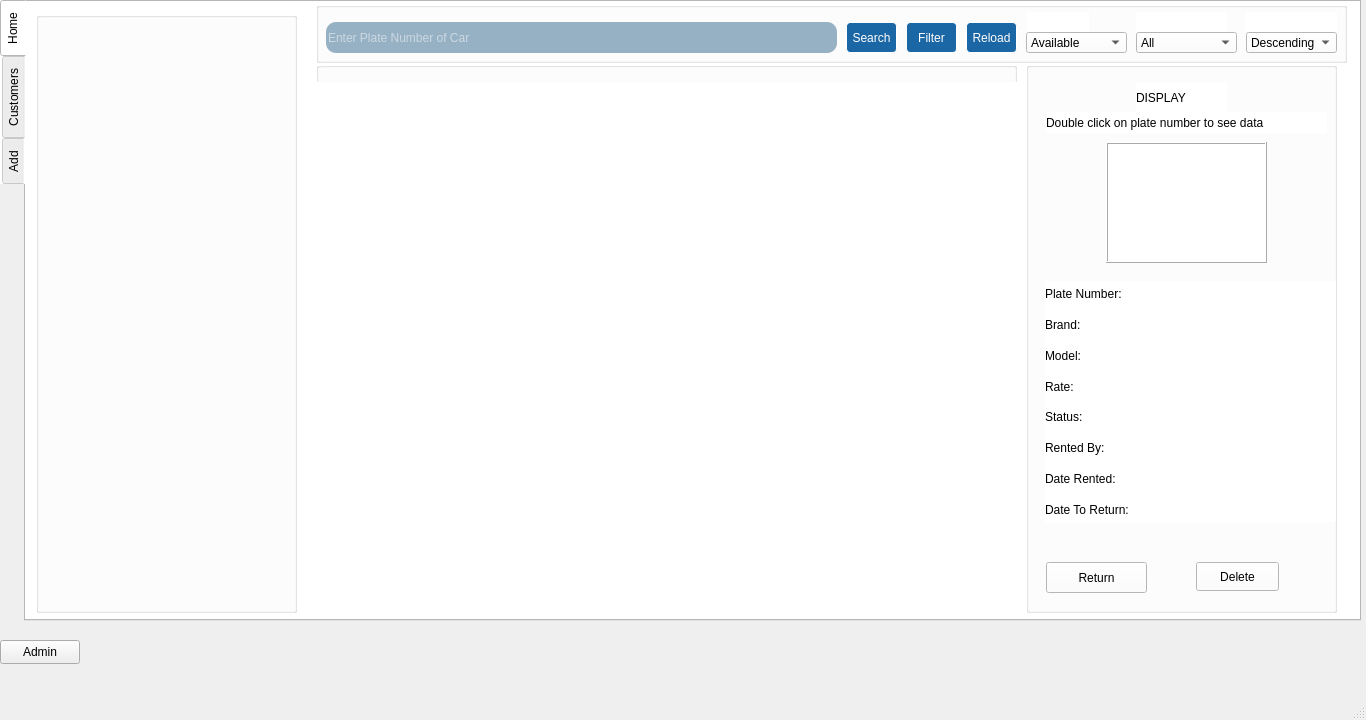
Above: CarRent/mainscreen.ui from Mani-SSH/Car_Rental before the change. Below: the same form after it.
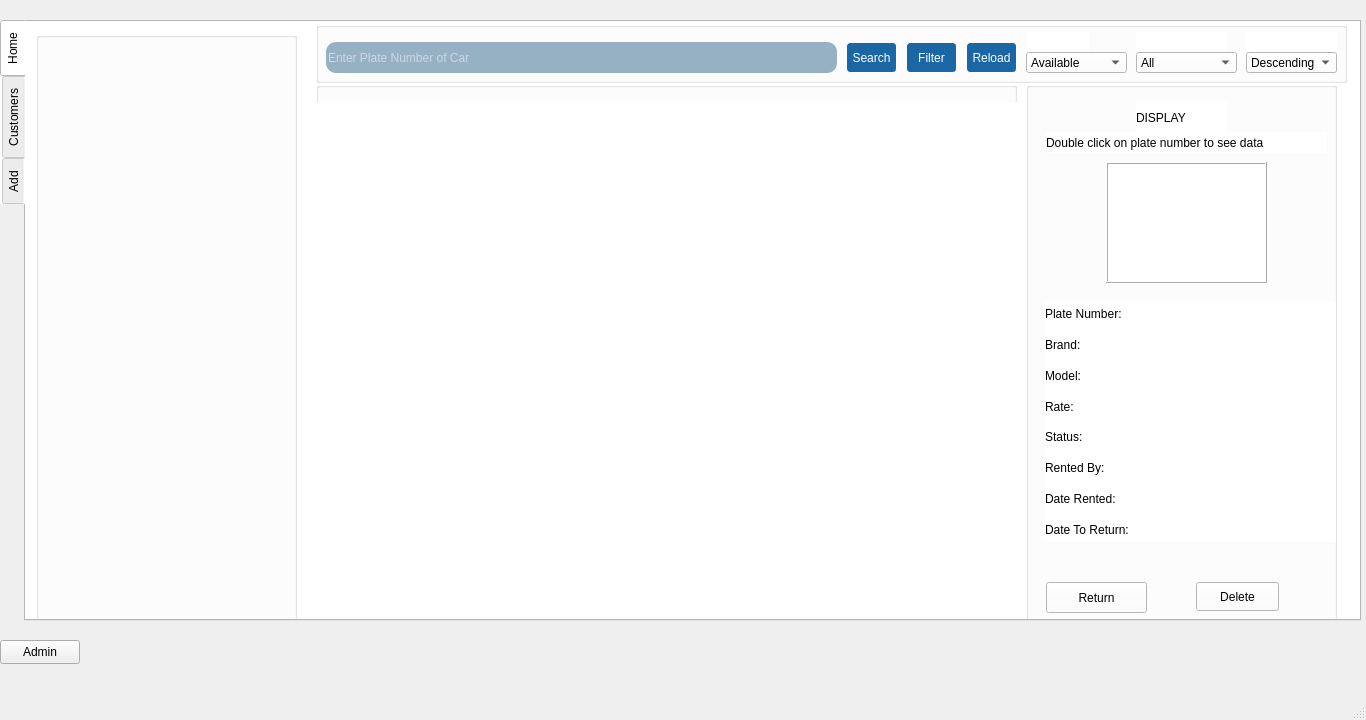
That is the form after the change.

The edit to the form file:
```diff
--- a/CarRent/mainscreen.ui
+++ b/CarRent/mainscreen.ui
@@ -32,9 +32,9 @@
     <property name="geometry">
      <rect>
       <x>0</x>
-      <y>0</y>
+      <y>20</y>
       <width>1361</width>
-      <height>621</height>
+      <height>601</height>
      </rect>
     </property>
     <property name="sizePolicy">
@@ -1554,6 +1554,22 @@
      <string>Admin</string>
     </property>
    </widget>
+   <widget class="QLabel" name="label_welcomeUser">
+    <property name="geometry">
+     <rect>
+      <x>790</x>
+      <y>0</y>
+      <width>511</width>
+      <height>21</height>
+     </rect>
+    </property>
+    <property name="styleSheet">
+     <string notr="true">color: rgb(255, 255, 255);</string>
+    </property>
+    <property name="text">
+     <string/>
+    </property>
+   </widget>
   </widget>
   <widget class="QMenuBar" name="menubar">
    <property name="geometry">
```
